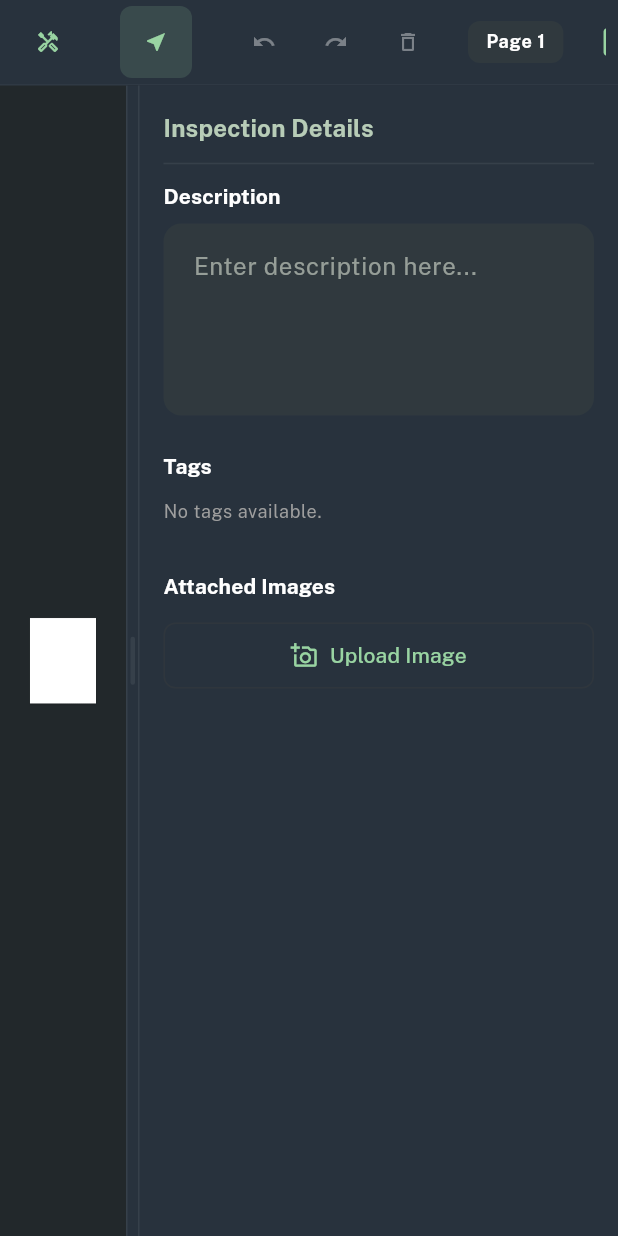
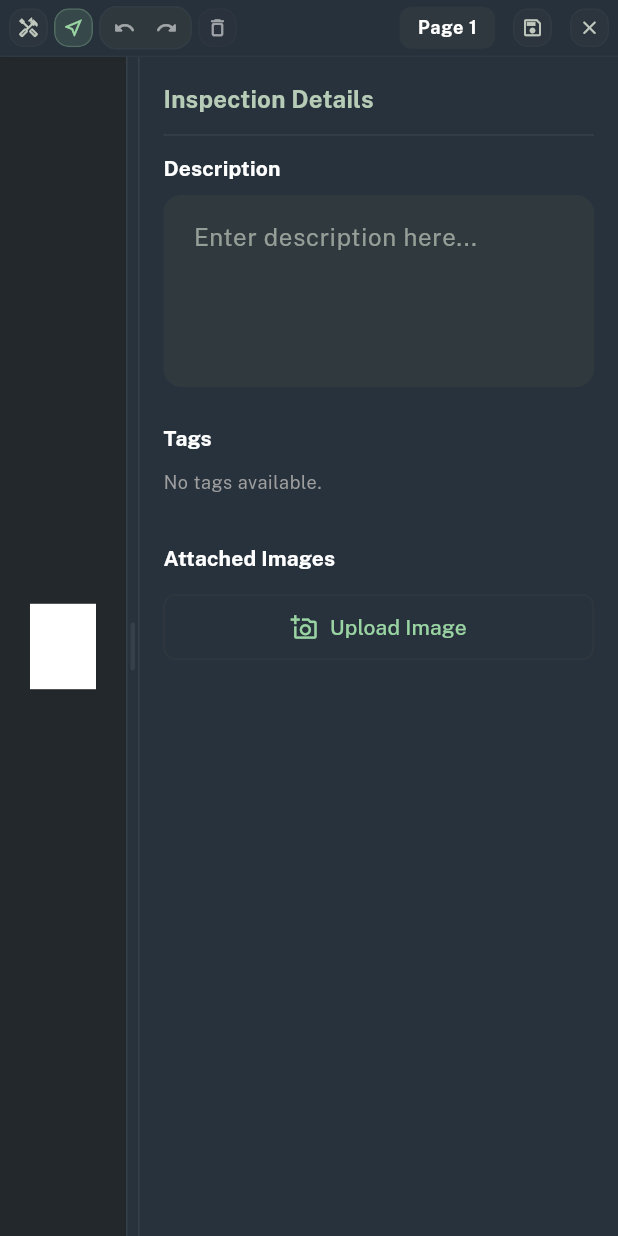
Before and after one commit to admin-field-report/span_fe, a Flutter app: the CanvasScreen screen opened directly with empty values, on a phone screen of 412 x 824 dp. Run offline on Flutter 3.47's test engine with Material 3 defaults, Android fonts, the phone set to English and light mode, and no system bars; our stand-ins replace file_picker, flutter_dotenv, flutter_html, flutter_markdown, go_router, google_fonts and 4 more; missing offline and left inert: html2md, markdown, universal_html; accounts and stored records are empty; network calls fail.

Commit message:
feat: improve canvas header & canvas open in full width without left menu

```diff
--- a/lib/core/router.dart
+++ b/lib/core/router.dart
@@ -51,6 +51,7 @@ final router = GoRouter(
         return MainScaffold(
           isScrollable: !isCanvasRoute,
           removePadding: removePadding,
+          isFullScreen: isCanvasRoute,
           child: child,
         );
       },
--- a/lib/screens/canvas/canvas_screen.dart
+++ b/lib/screens/canvas/canvas_screen.dart
@@ -13,6 +13,7 @@ import '../../../widgets/canvas/models/canvas_models.dart';
 import '../../../widgets/confirmation/confirmation_remove.dart';
 import 'widgets/properties_panel.dart';
 import 'widgets/custom_tools_panel.dart';
+import 'widgets/custom_action_button.dart';
 
 class CanvasScreen extends StatefulWidget {
   final String documentId;
@@ -1045,11 +1046,11 @@ Widget _buildPageSelector(ThemeData theme) {
             rightActions: [
               if (widget.annotateImageKey == null) _buildPageSelector(theme),
               const SizedBox(width: 12),
-
-              // if (_isSaving)
-              //   Container(margin: const EdgeInsets.symmetric(horizontal: 12), width: 20, height: 20, child: CircularProgressIndicator(strokeWidth: 2.5, color: theme.colorScheme.primary))
-              // else
-              IconButton(tooltip: "Save Annotations", icon: const Icon(Icons.save_outlined), color: theme.colorScheme.primary, onPressed: _saveAnnotations),
+              CanvasToolbarActionButton(
+                tooltip: "Save Annotations",
+                icon: Icons.save_outlined,
+                onTap: _saveAnnotations,
+              ),
 
               const SizedBox(width: 8),
             ],
--- /dev/null
+++ b/lib/screens/canvas/widgets/custom_action_button.dart
@@ -0,0 +1,76 @@
+import 'package:flutter/material.dart';
+
+class CanvasToolbarActionButton extends StatelessWidget {
+  final String tooltip;
+  final IconData icon;
+  final VoidCallback? onTap;
+  final bool isSelected;
+  final bool isDestructive;
+
+  const CanvasToolbarActionButton({
+    super.key,
+    required this.tooltip,
+    required this.icon,
+    required this.onTap,
+    this.isSelected = false,
+    this.isDestructive = false,
+  });
+
+  @override
+  Widget build(BuildContext context) {
+    final theme = Theme.of(context);
+
+    // Keep this close to the Canvas top-toolbar compact sizing.
+    final bool isMobile = MediaQuery.of(context).size.width < 600;
+    final double size = isMobile ? 26 : 30;
+
+    final bool isEnabled = onTap != null;
+
+    final Color foregroundColor = !isEnabled
+        ? theme.disabledColor.withOpacity(0.55)
+        : isDestructive
+            ? theme.colorScheme.error
+            : isSelected
+                ? theme.colorScheme.primary
+                : theme.colorScheme.onSurfaceVariant;
+
+    final Color backgroundColor = isSelected
+        ? theme.colorScheme.primary.withOpacity(0.14)
+        : theme.colorScheme.surfaceVariant.withOpacity(isEnabled ? 0.18 : 0.10);
+
+    return Tooltip(
+      message: tooltip,
+      waitDuration: const Duration(milliseconds: 400),
+      child: Material(
+        color: Colors.transparent,
+        borderRadius: BorderRadius.circular(10),
+        clipBehavior: Clip.antiAlias,
+        child: InkWell(
+          onTap: onTap,
+          child: AnimatedContainer(
+            duration: const Duration(milliseconds: 120),
+            curve: Curves.easeOutCubic,
+            width: size,
+            height: size,
+            decoration: BoxDecoration(
+              color: backgroundColor,
+              borderRadius: BorderRadius.circular(10),
+              border: Border.all(
+                color: isSelected
+                    ? theme.colorScheme.primary.withOpacity(0.26)
+                    : theme.colorScheme.outlineVariant.withOpacity(
+                        isEnabled ? 0.45 : 0.25,
+                      ),
+              ),
+            ),
+            child: Icon(
+              icon,
+              size: isMobile ? 15 : 17,
+              color: foregroundColor,
+            ),
+          ),
+        ),
+      ),
+    );
+  }
+}
--- a/lib/screens/layout/main_scaffold.dart
+++ b/lib/screens/layout/main_scaffold.dart
@@ -9,11 +9,13 @@ class MainScaffold extends StatefulWidget {
   final Widget child;
   final bool isScrollable;
   final bool removePadding;
+  final bool isFullScreen;
 
   const MainScaffold({
     required this.child,
     this.isScrollable = true,
     this.removePadding = false,
+    this.isFullScreen = false,
     super.key
   });
 
@@ -38,6 +40,18 @@ class _MainScaffoldState extends State<MainScaffold> {
         final bool isTabletRange = AppResponsive.isTabletScreen(context);
 
         bool effectiveCollapsed = isMobile ? false : (isTabletRange ? !_isCollapsed : _isCollapsed);
+
+        if (widget.isFullScreen) {
+          return Scaffold(
+            backgroundColor: theme.scaffoldBackgroundColor,
+            // body: widget.child, // Full-screen content without SafeArea or padding
+            body: SafeArea(
+              // If you want the canvas to go completely edge-to-edge (even under the notch),
+              // you can remove the SafeArea here.
+              child: widget.child,
+            ),
+          );
+        }
 
         return Scaffold(
           key: _scaffoldKey,
--- a/lib/widgets/canvas/canvas.dart
+++ b/lib/widgets/canvas/canvas.dart
@@ -853,19 +853,112 @@ class CanvasState extends State<Canvas> {
   bool _isShapeSelected(String tool) => ['Rect', 'Circle', 'Line', 'Arrow', 'Polygon'].contains(tool);
   bool _isPatternSelected(String tool) => ['Brick', 'Grid', 'Horizontal', 'Vertical', 'Forward', 'Reverse', 'Diamond', 'Weave', 'Dots', 'Herringbone', 'Concrete', 'Shingles', 'Insulation'].contains(tool);
 
-  Widget _utilityIcon(IconData icon, String msg, ThemeData theme, VoidCallback onTap, {bool isDestructive = false, bool isEnabled = true}) {
+  Widget _topToolbarGroup(ThemeData theme, List<Widget> children) {
     final isMobile = AppResponsive.isMobileScreen(context);
-    return IconButton(
-      tooltip: msg,
-      onPressed: isEnabled ? onTap : null,
-      iconSize: isMobile ? 16 : 20,
-      padding: EdgeInsets.all(isMobile ? 4 : 8),
-      constraints: isMobile ? const BoxConstraints(minWidth: 32, minHeight: 32) : const BoxConstraints(minWidth: 40, minHeight: 40),
-      icon: Icon(icon, color: isEnabled ? (isDestructive ? Colors.red : theme.colorScheme.onSurface) : theme.disabledColor)
-    );
-  }
-
-  Widget _vDiv(ThemeData theme) => VerticalDivider(width: 24, indent: 10, endIndent: 10, color: theme.colorScheme.outlineVariant);
+    return Container(
+      height: isMobile ? 30 : 34,
+      padding: const EdgeInsets.symmetric(horizontal: 2),
+      decoration: BoxDecoration(
+        color: theme.colorScheme.surfaceVariant.withOpacity(0.28),
+        borderRadius: BorderRadius.circular(12),
+        border: Border.all(color: theme.colorScheme.outlineVariant.withOpacity(0.55)),
+      ),
+      child: Row(mainAxisSize: MainAxisSize.min, children: children),
+    );
+  }
+
+  Widget _topToolbarButton({
+    required ThemeData theme,
+    required IconData icon,
+    required String tooltip,
+    required VoidCallback? onTap,
+    bool isSelected = false,
+    bool isDestructive = false,
+    bool isGrouped = false,
+  }) {
+    final isMobile = AppResponsive.isMobileScreen(context);
+    final double size = isMobile ? 26 : 30;
+    final bool isEnabled = onTap != null;
+    final Color foregroundColor = !isEnabled
+        ? theme.disabledColor.withOpacity(0.55)
+        : isDestructive
+            ? theme.colorScheme.error
+            : isSelected
+                ? theme.colorScheme.primary
+                : theme.colorScheme.onSurfaceVariant;
+
+    final Color backgroundColor = isSelected
+        ? theme.colorScheme.primary.withOpacity(0.14)
+        : isGrouped
+            ? Colors.transparent
+            : theme.colorScheme.surfaceVariant.withOpacity(isEnabled ? 0.18 : 0.10);
+
+    final Border? border = isGrouped
+        ? (isSelected ? Border.all(color: theme.colorScheme.primary.withOpacity(0.22)) : null)
+        : Border.all(
+            color: isSelected
+                ? theme.colorScheme.primary.withOpacity(0.26)
+                : theme.colorScheme.outlineVariant.withOpacity(isEnabled ? 0.45 : 0.25),
+          );
+
+    return Tooltip(
+      message: tooltip,
+      waitDuration: const Duration(milliseconds: 400),
+      child: Material(
+        color: Colors.transparent,
+        borderRadius: BorderRadius.circular(10),
+        clipBehavior: Clip.antiAlias,
+        child: InkWell(
+          onTap: onTap,
+          child: AnimatedContainer(
+            duration: const Duration(milliseconds: 120),
+            curve: Curves.easeOutCubic,
+            width: size,
+            height: size,
+            margin: isGrouped ? const EdgeInsets.symmetric(horizontal: 1) : EdgeInsets.zero,
+            decoration: BoxDecoration(
+              color: backgroundColor,
+              borderRadius: BorderRadius.circular(10),
+              border: border,
+            ),
+            child: Icon(icon, size: isMobile ? 15 : 17, color: foregroundColor),
+          ),
+        ),
+      ),
+    );
+  }
+
+  Widget _compactExternalActions(ThemeData theme, List<Widget>? actions) {
+    if (actions == null || actions.isEmpty) return const SizedBox.shrink();
+
+    final isMobile = AppResponsive.isMobileScreen(context);
+    final double size = isMobile ? 28 : 32;
+    final double gap = isMobile ? 4 : 6;
+
+    return Row(
+      mainAxisSize: MainAxisSize.min,
+      children: [
+        for (int i = 0; i < actions.length; i++) ...[
+          if (i > 0) SizedBox(width: gap),
+          Container(
+            width: size,
+            height: size,
+            decoration: BoxDecoration(
+              color: theme.colorScheme.surfaceVariant.withOpacity(0.18),
+              borderRadius: BorderRadius.circular(10),
+              border: Border.all(color: theme.colorScheme.outlineVariant.withOpacity(0.45)),
+            ),
+            child: Center(
+              child: FittedBox(
+                fit: BoxFit.scaleDown,
+                child: actions[i],
+              ),
+            ),
+          ),
+        ],
+      ],
+    );
+  }
 
   Widget _buildToolCategory(ThemeData theme, String title, List<_ToolItem> tools, {bool initiallyExpanded = false}) {
     final isMobile = AppResponsive.isMobileScreen(context);
@@ -1002,99 +1095,121 @@ class CanvasState extends State<Canvas> {
 
   Widget _buildTopToolbar(ThemeData theme) {
     final isMobile = AppResponsive.isMobileScreen(context);
+    final double toolbarHeight = isMobile ? 38 : 42;
+    final double itemGap = isMobile ? 4 : 6;
+    final bool hasLeftActions = widget.leftActions != null && widget.leftActions!.isNotEmpty;
+    final bool hasRightActions = widget.rightActions != null && widget.rightActions!.isNotEmpty;
+
+    void activateSelectTool() {
+      setState(() {
+        _selectedTool = 'Select';
+        for (var obj in _drawingObjects) obj.isSelected = false;
+        _activeObject = null;
+        widget.onSelectionChanged?.call(null);
+      });
+      widget.onToolChanged?.call('Select');
+    }
+
+    final leftGroup = Row(
+      mainAxisSize: MainAxisSize.min,
+      children: [
+        _topToolbarButton(
+          theme: theme,
+          icon: _showLeftPanel ? Icons.handyman : Icons.handyman_outlined,
+          tooltip: _showLeftPanel ? 'Hide tools' : 'Show tools',
+          isSelected: _showLeftPanel,
+          onTap: () => setState(() => _showLeftPanel = !_showLeftPanel),
+        ),
+        SizedBox(width: itemGap),
+        _topToolbarButton(
+          theme: theme,
+          icon: Icons.near_me_outlined,
+          tooltip: 'Select tool',
+          isSelected: _selectedTool == 'Select',
+          onTap: activateSelectTool,
+        ),
+        if (hasLeftActions) ...[
+          SizedBox(width: itemGap),
+          _compactExternalActions(theme, widget.leftActions),
+        ],
+        SizedBox(width: itemGap),
+        _topToolbarGroup(
+          theme,
+          [
+            _topToolbarButton(
+              theme: theme,
+              icon: Icons.undo_rounded,
+              tooltip: 'Undo',
+              onTap: _undoStack.isNotEmpty ? _undo : null,
+              isGrouped: true,
+            ),
+            _topToolbarButton(
+              theme: theme,
+              icon: Icons.redo_rounded,
+              tooltip: 'Redo',
+              onTap: _redoStack.isNotEmpty ? _redo : null,
+              isGrouped: true,
+            ),
+          ],
+        ),
+        SizedBox(width: itemGap),
+        _topToolbarButton(
+          theme: theme,
+          icon: Icons.delete_outline_rounded,
+          tooltip: 'Delete selected',
+          isDestructive: true,
+          onTap: _activeObject != null ? _deleteSelected : null,
+        ),
+      ],
+    );
+
+    final rightGroup = Row(
+      mainAxisSize: MainAxisSize.min,
+      children: [
+        if (hasRightActions) ...widget.rightActions!,
+
+        if (widget.showCloseButton && !_isFullScreen) ...[
+          if (hasRightActions) SizedBox(width: itemGap),
+          _topToolbarButton(
+            theme: theme,
+            icon: Icons.close_rounded,
+            tooltip: 'Close canvas',
+            onTap: widget.onClosePressed,
+          ),
+        ],
+      ],
+    );
 
     return Container(
       width: double.infinity,
-      padding: EdgeInsets.symmetric(horizontal: isMobile ? 8.0 : 16.0, vertical: isMobile ? 4.0 : 8.0),
+      height: toolbarHeight,
+      padding: EdgeInsets.symmetric(horizontal: isMobile ? 6.0 : 10.0, vertical: 4.0),
       decoration: BoxDecoration(
-        color: theme.colorScheme.surface,
-        border: Border(bottom: BorderSide(color: theme.colorScheme.outlineVariant.withOpacity(0.5))),
+        color: theme.colorScheme.surface.withOpacity(0.96),
+        border: Border(bottom: BorderSide(color: theme.colorScheme.outlineVariant.withOpacity(0.45))),
+        boxShadow: [
+          BoxShadow(
+            color: Colors.black.withOpacity(0.04),
+            blurRadius: 8,
+            offset: const Offset(0, 2),
+          ),
+        ],
       ),
       child: LayoutBuilder(
         builder: (context, constraints) {
           return SingleChildScrollView(
             scrollDirection: Axis.horizontal,
+            physics: const BouncingScrollPhysics(),
             child: ConstrainedBox(
               constraints: BoxConstraints(minWidth: constraints.maxWidth),
               child: Row(
                 mainAxisAlignment: MainAxisAlignment.spaceBetween,
                 children: [
-
-                  // --- LEFT ACTIONS GROUP ---
-                  Row(
-                    mainAxisSize: MainAxisSize.min,
-                    children: [
-                      IconButton(
-                        tooltip: _showLeftPanel ? "Hide Tools" : "Show Tools",
-                        icon: Icon(_showLeftPanel ? Icons.handyman : Icons.handyman_outlined),
-                        color: theme.colorScheme.primary,
-                        iconSize: isMobile ? 16 : 20,
-                        padding: EdgeInsets.all(isMobile ? 4 : 8),
-                        constraints: isMobile ? const BoxConstraints(minWidth: 32, minHeight: 32) : const BoxConstraints(minWidth: 40, minHeight: 40),
-                        onPressed: () => setState(() => _showLeftPanel = !_showLeftPanel),
-                      ),
-                      _vDiv(theme),
-
-                      Container(
-                        decoration: BoxDecoration(
-                          color: _selectedTool == 'Select' ? theme.colorScheme.primary.withOpacity(0.15) : Colors.transparent,
-                          borderRadius: BorderRadius.circular(8),
-                        ),
-                        child: IconButton(
-                          tooltip: "Select Tool",
-                          iconSize: isMobile ? 16 : 20,
-                          padding: EdgeInsets.all(isMobile ? 4 : 8),
-                          constraints: isMobile ? const BoxConstraints(minWidth: 32, minHeight: 32) : const BoxConstraints(minWidth: 40, minHeight: 40),
-                          icon: Icon(Icons.near_me, color: _selectedTool == 'Select' ? theme.colorScheme.primary : theme.colorScheme.onSurface),
-                          onPressed: () {
-                            setState(() {
-                              _selectedTool = 'Select';
-                              for (var obj in _drawingObjects) obj.isSelected = false;
-                              _activeObject = null;
-                              widget.onSelectionChanged?.call(null);
-                            });
-                            widget.onToolChanged?.call('Select');
-                          },
-                        ),
-                      ),
-                      _vDiv(theme),
-
-                      if (widget.leftActions != null && widget.leftActions!.isNotEmpty)
-                        ...widget.leftActions!,
-
-                      _utilityIcon(Icons.undo, "Undo", theme, _undo, isEnabled: _undoStack.isNotEmpty),
-                      _utilityIcon(Icons.redo, "Redo", theme, _redo, isEnabled: _redoStack.isNotEmpty),
-                      _utilityIcon(Icons.delete_outline, "Delete", theme, _deleteSelected, isDestructive: true, isEnabled: _activeObject != null),
-                    ],
-                  ),
-
-                  // --- RIGHT ACTIONS GROUP ---
-                  Row(
-                    mainAxisSize: MainAxisSize.min,
-                    children: [
-                      const SizedBox(width: 16),
-
-                      if (widget.rightActions != null && widget.rightActions!.isNotEmpty)
-                        ...widget.rightActions!,
-
-                      if (widget.showCloseButton && !_isFullScreen) ...[
-                        const SizedBox(width: 8),
-                        Container(
-                          decoration: BoxDecoration(
-                            color: theme.colorScheme.surfaceVariant.withOpacity(0.5),
-                            shape: BoxShape.circle,
-                          ),
-                          child: IconButton(
-                            icon: const Icon(Icons.close, size: 20),
-                            color: theme.colorScheme.onSurface,
-                            tooltip: "Close Canvas",
-                            onPressed: widget.onClosePressed,
-                          ),
-                        ),
-                      ],
-                    ],
-                  ),
-
+                  leftGroup,
+                  if (hasRightActions || (widget.showCloseButton && !_isFullScreen)) ...[
+                    SizedBox(width: isMobile ? 12 : 18),
+                    rightGroup,
+                  ],
                 ],
               ),
             ),
```
